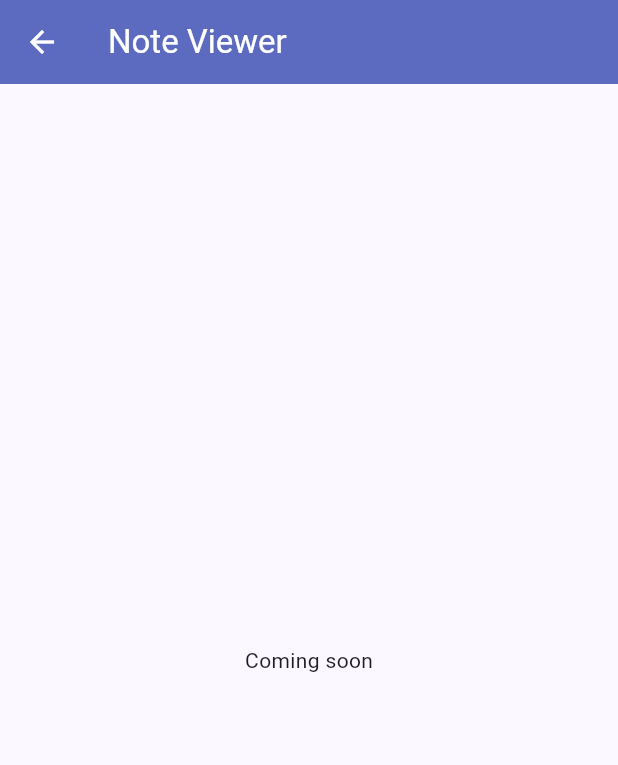
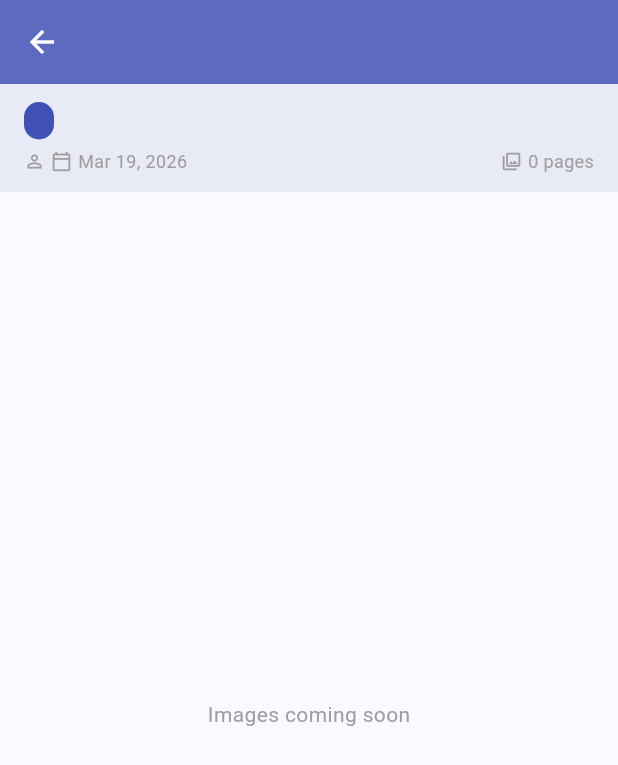
Before and after one commit to Shreerang912/StudySync, a Flutter app: the NoteViewerScreen screen opened directly with empty values, on a phone screen of 412 x 824 dp. Shown: the top 765 px of the screen. Run offline on Flutter 3.47's test engine with Material 3 defaults, Android fonts, the phone set to English and light mode, and no system bars; our stand-ins replace cached_network_image, image_picker, supabase_flutter; accounts and stored records are empty.

Commit message:
addded notes info in notes viewer

```diff
--- a/lib/screens/notes/note_viewer_screen.dart
+++ b/lib/screens/notes/note_viewer_screen.dart
@@ -1,15 +1,131 @@
 import 'package:flutter/material.dart';
+import 'package:intl/intl.dart';
+import '../../models/note_model.dart';
+import '../../services/firestore_service.dart';
 
-class NoteViewerScreen extends StatelessWidget {
+class NoteViewerScreen extends StatefulWidget {
   final String noteId;
 
   const NoteViewerScreen({super.key, required this.noteId});
 
   @override
+  State<NoteViewerScreen> createState() => _NoteViewerScreenState();
+}
+
+class _NoteViewerScreenState extends State<NoteViewerScreen> {
+  final _db = FirestoreService();
+  NoteModel? _note;
+  bool _isLoading = true;
+
+  @override
+  void initState() {
+    super.initState();
+    _loadNote();
+  }
+
+  Future<void> _loadNote() async {
+    final note = await _db.getNoteById(widget.noteId);
+    if (mounted) {
+      setState(() {
+        _note = note;
+        _isLoading = false;
+      });
+    }
+  }
+
+  @override
   Widget build(BuildContext context) {
     return Scaffold(
-      appBar: AppBar(title: const Text('Note Viewer')),
-      body: const Center(child: Text('Coming soon')),
+      appBar: AppBar(
+        title: Text(
+          _note?.subject ?? 'Note Viewer',
+          style: const TextStyle(fontSize: 17),
+        ),
+      ),
+      body: _isLoading
+      ? const Center(
+        child: CircularProgressIndicator(color: Color(0xFF3F51B5)),
+      )
+      :  _note == null
+        ? const Center(child: Text('Note not found'))
+        : Column(
+            crossAxisAlignment: CrossAxisAlignment.start,
+            children: [
+              Container(
+                width: double.infinity,
+                padding: const EdgeInsets.symmetric(horizontal: 16, vertical: 12),
+                color: const Color(0xFFE8EAF6),
+                child: Column(
+                  crossAxisAlignment: CrossAxisAlignment.start,
+                  children: [
+                    Row(
+                      children: [
+                        Container(
+                          padding: const EdgeInsets.symmetric(horizontal: 10, vertical: 4),
+                          decoration: BoxDecoration(
+                            color: const Color(0xFF3F51B5),
+                            borderRadius: BorderRadius.circular(20),
+                          ),
+                          child: Text(
+                            _note!.subject,
+                            style: const TextStyle(
+                              color: Colors.white,
+                              fontSize: 12,
+                              fontWeight: FontWeight.bold),
+                          ),
+                        ),
+                        const SizedBox(width: 8),
+                        Expanded(child: Text(
+                          _note!.topic,
+                          style: const TextStyle(
+                            fontWeight: FontWeight.bold,
+                            fontSize: 15),
+                            overflow: TextOverflow.ellipsis,
+                        ),
+                      ),
+                     ],
+                    ),
+                    const SizedBox(height: 6),
+                    Row(
+                      children: [
+                        const Icon(Icons.person_outline,
+                            size: 14, color: Colors.grey),
+                        const SizedBox(width: 4),
+                        Text(
+                          _note!.senderName,
+                          style: const TextStyle( color: Colors.grey, fontSize: 12),
+                        ),
+                        const SizedBox(height: 12),
+                        const Icon(Icons.calendar_today_outlined,
+                            size: 14, color: Colors.grey,),
+                        const SizedBox(width: 4),
+                        Text(
+                          DateFormat('MMM d, yyyy').format(_note!.timestamp),
+                          style: const TextStyle(color: Colors.grey, fontSize: 12),
+                        ),
+                        const Spacer(),
+                        const Icon(Icons.photo_library_outlined,
+                            size: 14, color: Colors.grey),
+                        const SizedBox(width: 4),
+                        Text('${_note!.imageUrls.length} pages',
+                        style: const TextStyle(
+                          color: Colors.grey, fontSize: 12),
+                        ),
+                      ],
+                    ),
+                  ],
+                ),
+              ),
+              const Expanded(
+                child: Center(
+                  child: Text(
+                    'Images coming soon',
+                    style: TextStyle(color: Colors.grey),
+                  ),
+                ),
+              ),
+            ],
+        ),
     );
   }
 }
```
Also changed, not shown: 1 other file.
